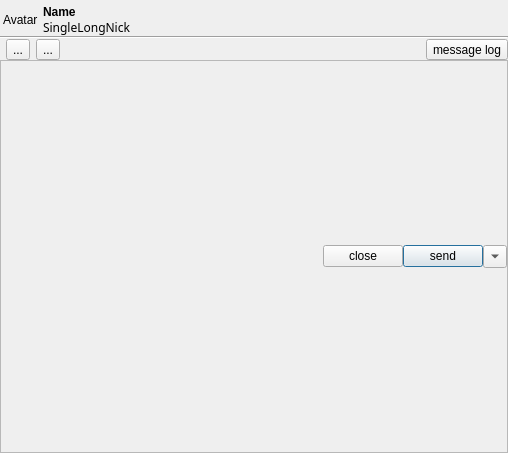
zhanlangsir/Qtqq, file src/ui/friendchatdlg.ui: the form before one commit.
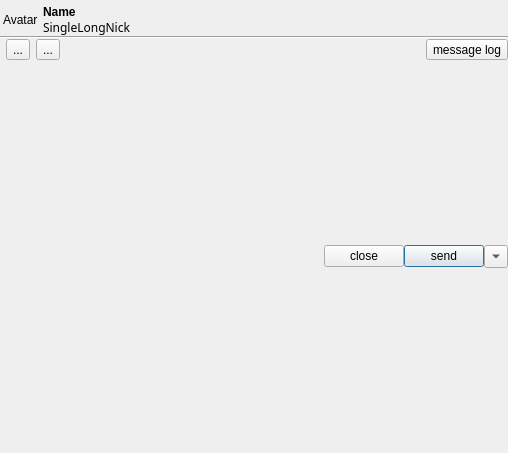
The form after the commit. Icons and pictures are not drawn.

```diff
--- a/src/ui/friendchatdlg.ui
+++ b/src/ui/friendchatdlg.ui
@@ -188,10 +188,10 @@
        <item>
         <widget class="QFrame" name="frame_chatdlg_bottom">
          <property name="frameShape">
-          <enum>QFrame::StyledPanel</enum>
+          <enum>QFrame::NoFrame</enum>
          </property>
          <property name="frameShadow">
-          <enum>QFrame::Raised</enum>
+          <enum>QFrame::Plain</enum>
          </property>
          <layout class="QVBoxLayout" name="verticalLayout_2">
           <property name="spacing">
```
